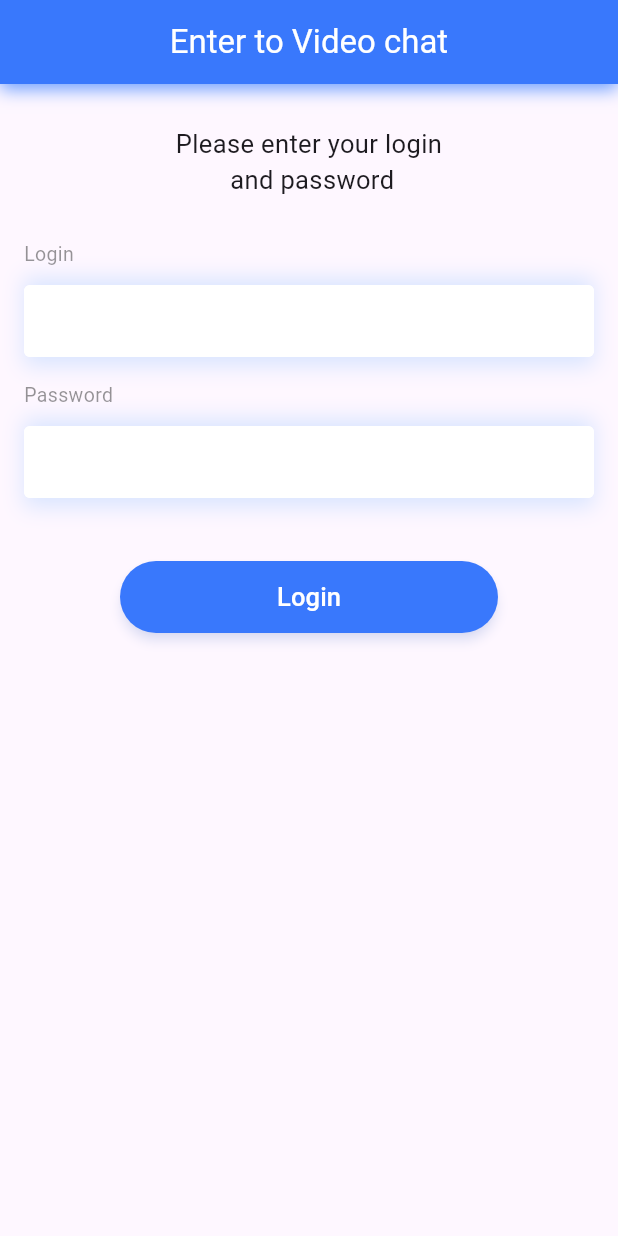
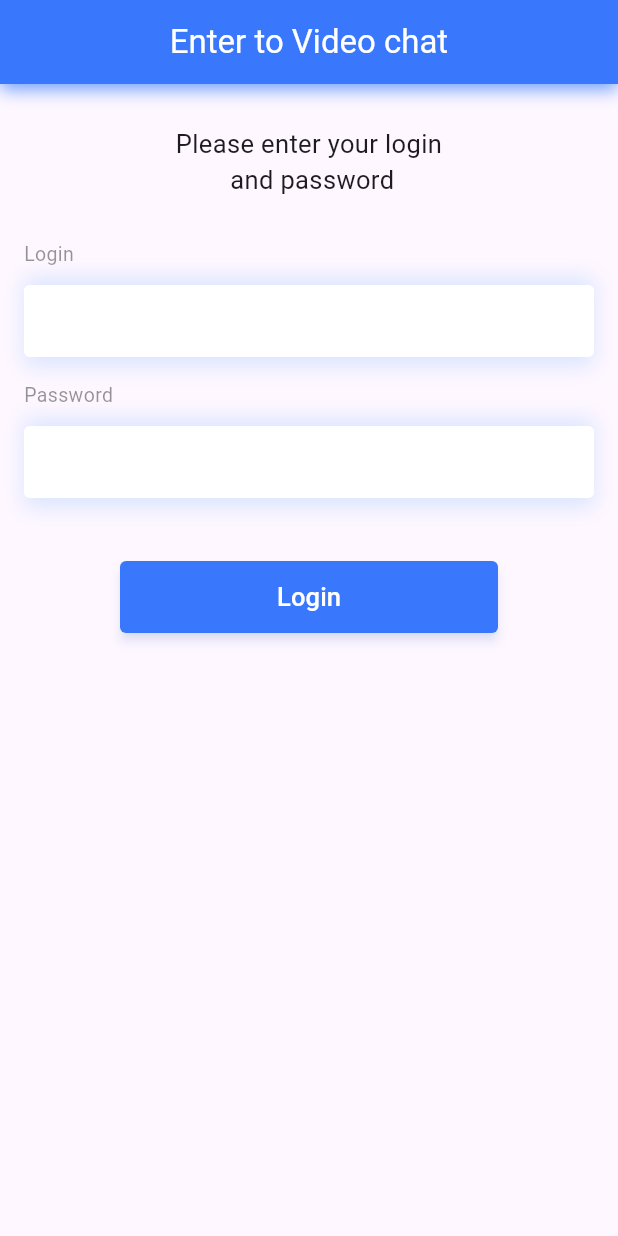
Before and after one commit to QuickBlox/quickblox-flutter-samples, a Flutter app: the screen it shows after launch, on a phone screen of 412 x 824 dp. Run offline on Flutter 3.47's test engine with Material 3 defaults, Android fonts, the phone set to English and light mode, and no system bars; our stand-ins replace audioplayers, connectivity, file_picker, flutter_svg, grouped_list, hive_flutter and 4 more; missing offline and left inert: quickblox_sdk; accounts and stored records are empty.

Commit message:
1.1.0-videochat-flutter

```diff
--- a/videocall_webrtc_sample/lib/main.dart
+++ b/videocall_webrtc_sample/lib/main.dart
@@ -47,7 +47,15 @@ class _MyAppState extends State<MyApp> {
 
     return MaterialApp(
       title: 'Flutter Demo',
-      theme: ThemeData(primarySwatch: Colors.blue),
+      theme: ThemeData(
+        primarySwatch: Colors.blue,
+        progressIndicatorTheme: const ProgressIndicatorThemeData(
+          color: Colors.blue,
+        ),
+        textSelectionTheme: const TextSelectionThemeData(
+          cursorColor: Colors.blue,
+        ),
+      ),
       home: const SplashScreen(),
     );
   }
--- a/videocall_webrtc_sample/lib/managers/settings_manager.dart
+++ b/videocall_webrtc_sample/lib/managers/settings_manager.dart
@@ -13,10 +13,6 @@ class SettingsManager {
 
   Future<QBSettings?> get() async {
     return await QB.settings.get();
-  }
-
-  Future<void> initStreamManagement(bool autoReconnect, int messageTimeout) async {
-    await QB.settings.initStreamManagement(messageTimeout, autoReconnect: autoReconnect);
   }
 
   Future<void> enableXMPPLogging() async {
--- a/videocall_webrtc_sample/lib/presentation/screens/login/widgets/login_button.dart
+++ b/videocall_webrtc_sample/lib/presentation/screens/login/widgets/login_button.dart
@@ -22,16 +22,21 @@ class LoginButton extends StatelessWidget {
                 callback(context);
             },
             style: ButtonStyle(
-              elevation: MaterialStateProperty.resolveWith(
-                      (states) => states.contains(MaterialState.disabled) ? null : 3),
-              shadowColor: MaterialStateProperty.resolveWith((states) =>
-              states.contains(MaterialState.disabled)
+              elevation: WidgetStateProperty.resolveWith(
+                      (states) => states.contains(WidgetState.disabled) ? null : 3),
+              shadowColor: WidgetStateProperty.resolveWith((states) =>
+              states.contains(WidgetState.disabled)
                   ? const Color(0xff99a9c6)
                   : const Color(0x403978fc)),
-              backgroundColor: MaterialStateProperty.resolveWith((states) =>
-              states.contains(MaterialState.disabled)
+              backgroundColor: WidgetStateProperty.resolveWith((states) =>
+              states.contains(WidgetState.disabled)
                   ? const Color(0xff99a9c6)
                   : const Color(0xff3978fc)),
+              shape: WidgetStateProperty.all<RoundedRectangleBorder>(
+                RoundedRectangleBorder(
+                  borderRadius: BorderRadius.circular(4.0),
+                ),
+              ),
             ),
             child: Container(
               padding: const EdgeInsets.only(top: 12, bottom: 12),
```
Also changed, not shown: videocall_webrtc_sample/lib/presentation/dialogs/button_dialog.dart (+7 -1 lines), videocall_webrtc_sample/lib/presentation/utils/notification_utils.dart (+7 -4 lines), videocall_webrtc_sample/pubspec.yaml (+6 -3 lines), videocall_webrtc_sample/pubspec.lock, 11 other files.
